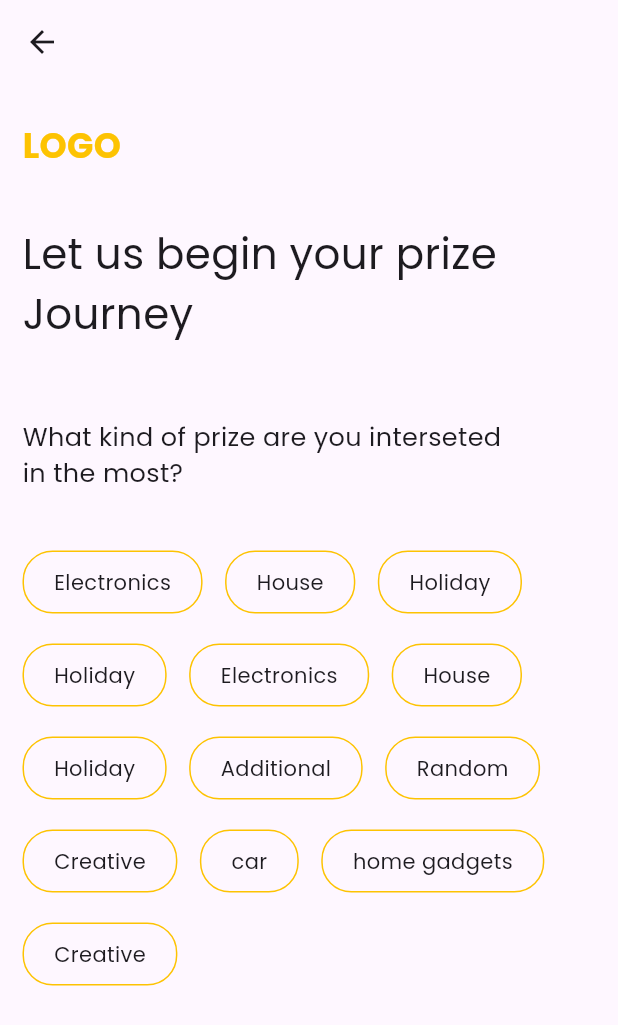
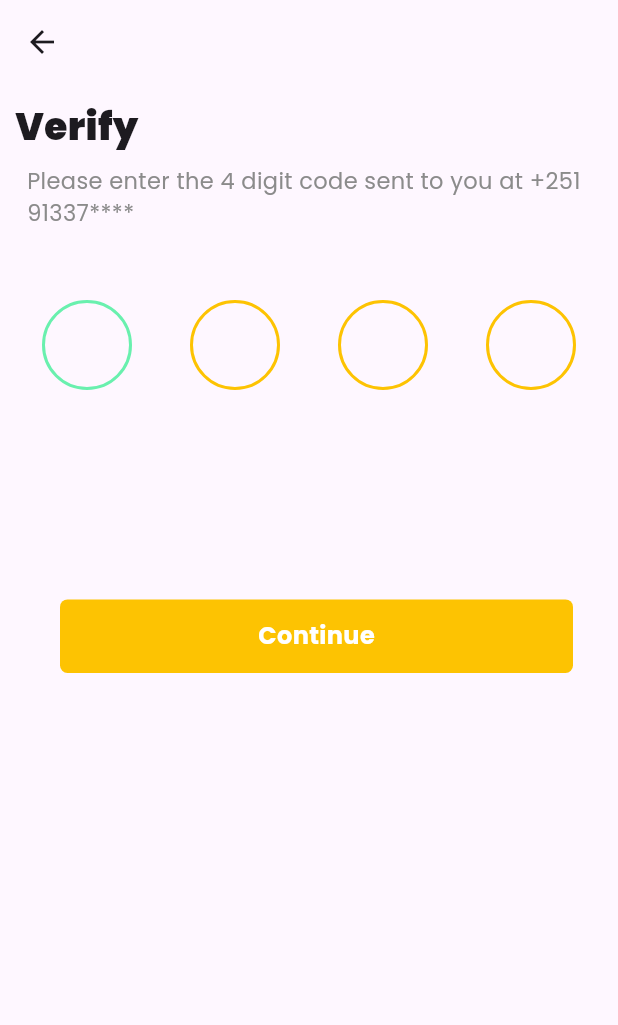
Before and after one commit to final-year-project2/mobile, a Flutter app: the SignUp screen opened by its route, after a tap on "Sign up", on a phone screen of 412 x 824 dp. Shown: the top 1025 px of the screen. Run offline on Flutter 3.47's test engine with Material 3 defaults, Android fonts, the phone set to English and light mode, and no system bars; drawn by our look-alikes of pin_code_fields; our stand-ins replace get, google_fonts, image_picker.

Commit message:
OTP page added

```diff
--- a/lib/binders/binders.dart
+++ b/lib/binders/binders.dart
@@ -1,3 +1,4 @@
+import 'package:frontend/controller/categories_controller.dart';
 import 'package:frontend/controller/login_controller.dart';
 import 'package:frontend/controller/product_image_controller.dart';
 import 'package:get/get.dart';
@@ -7,5 +8,6 @@ class Binders extends Bindings {
   void dependencies() {
     Get.put(LoginController());
     Get.put(ProductImageController());
+    Get.put(CategoryController());
   }
 }
--- a/lib/constants.dart
+++ b/lib/constants.dart
@@ -1,7 +1,8 @@
 import 'package:flutter/material.dart';
 
 const primaryColor = Color.fromRGBO(253, 195, 2, 1);
-// const primaryColor = Color.fromRGBO(9, 168, 25, 1);
+const thirdColor = Color.fromRGBO(9, 168, 25, 1);
+const colorForContrast = Color.fromRGBO(245, 232, 195, 1);
 
 const whiteColor = Color.fromRGBO(255, 255, 255, 1);
 const grayTextColor = Color.fromRGBO(114, 112, 112, 1);
--- /dev/null
+++ b/lib/controller/categories_controller.dart
@@ -0,0 +1,13 @@
+// import 'package:frontend/pages/authentication/categories.dart';
+import 'package:get/get.dart';
+
+class CategoryController extends GetxController {
+  RxList<String> selectedCategories = <String>[].obs;
+  void toggleCategories(String category) {
+    if (selectedCategories.contains(category)) {
+      selectedCategories.remove(category);
+    } else {
+      selectedCategories.add(category);
+    }
+  }
+}
--- a/lib/controller/login_controller.dart
+++ b/lib/controller/login_controller.dart
@@ -2,7 +2,7 @@ import 'package:get/get.dart';
 import 'package:get/get_rx/get_rx.dart';
 
 class LoginController extends GetxController {
-  RxBool isPasswordVissible = false.obs;
+  RxBool isPasswordVissible = true.obs;
   RxBool itIsNotPassword = false.obs;
   void TogglePasswordVissiblity() {
     print('toggle called');
--- a/lib/main.dart
+++ b/lib/main.dart
@@ -2,6 +2,7 @@ import 'package:flutter/material.dart';
 import 'package:frontend/binders/binders.dart';
 import 'package:frontend/pages/authentication/categories.dart';
 import 'package:frontend/pages/authentication/login.dart';
+import 'package:frontend/pages/authentication/otp.dart';
 import 'package:frontend/pages/authentication/signup.dart';
 import 'package:frontend/pages/landing_page.dart';
 import 'package:frontend/pages/seller/product_description.dart';
@@ -43,6 +44,7 @@ class MyApp extends StatelessWidget {
           page: () => ProductDetail(),
         ),
         GetPage(name: '/producimages', page: () => ProducImages()),
+        GetPage(name: '/otp', page: () => OTP()),
       ],
     );
   }
--- /dev/null
+++ b/lib/pages/authentication/otp.dart
@@ -0,0 +1,69 @@
+import 'package:flutter/cupertino.dart';
+import 'package:flutter/material.dart';
+import 'package:flutter/widgets.dart';
+import 'package:frontend/constants.dart';
+import 'package:frontend/widgets/buttons.dart';
+import 'package:frontend/widgets/layout.dart';
+import 'package:pin_code_fields/pin_code_fields.dart';
+
+class OTP extends StatelessWidget {
+  const OTP({super.key});
+
+  @override
+  Widget build(BuildContext context) {
+    final screenSize = MediaQuery.of(context).size;
+    final spacing = screenSize.height * 0.15;
+
+    return Scaffold(
+      resizeToAvoidBottomInset: false,
+      appBar: AppBar(),
+      body: SingleChildScrollView(
+        child: Padding(
+          padding: const EdgeInsets.all(10.0),
+          child: Column(
+            crossAxisAlignment: CrossAxisAlignment.start,
+            children: [
+              Text(
+                'Verify',
+                style: TextStyle(fontWeight: FontWeight.w900, fontSize: 25),
+              ),
+              Padding(
+                padding: const EdgeInsets.all(8.0),
+                child: Text(
+                  'Please enter the 4 digit code sent to you at +251 91337****',
+                  style: TextStyle(
+                    fontSize: 15,
+                    color: Color.fromRGBO(139, 139, 139, 1),
+                  ),
+                ),
+              ),
+              VerticalSpace(30),
+              Padding(
+                padding: const EdgeInsets.fromLTRB(18.0, 10, 18, 0),
+                child: PinCodeTextField(
+                  keyboardType: TextInputType.phone,
+                  autoFocus: true,
+                  appContext: context,
+                  length: 4,
+                  pinTheme: PinTheme(
+                    shape: PinCodeFieldShape.box,
+                    borderRadius: BorderRadius.all(Radius.circular(30)),
+                    fieldHeight: 60,
+                    fieldWidth: 60,
+                    activeColor: Colors.greenAccent,
+                    inactiveColor: primaryColor,
+                    selectedColor: Colors.greenAccent,
+                  ),
+                ),
+              ),
+              VerticalSpace(spacing),
+              Padding(
+                  padding: EdgeInsets.only(left: 30),
+                  child: DefaultButton('Continue'))
+            ],
+          ),
+        ),
+      ),
+    );
+  }
+}
--- a/lib/pages/authentication/signup.dart
+++ b/lib/pages/authentication/signup.dart
@@ -44,23 +44,64 @@ class SignUp extends StatelessWidget {
               VerticalSpace(20),
 
               CustomForm(
-                isPassword: false,
+                isPassword: true,
                 // labelText: 'Pssword',
+
                 hintText: 'confirm password ',
               ),
               VerticalSpace(20),
               CustomForm(
                 isPassword: false,
                 // labelText: 'Pssword',
-                hintText: 'Phone number ',
+                hintText: 'eg.913377471',
               ),
 
               VerticalSpace(50),
               GestureDetector(
                   onTap: () {
-                    Get.toNamed('/category');
+                    Get.toNamed('/otp');
                   },
                   child: DefaultButton('Sign up')),
+              VerticalSpace(20),
+
+              // Row(
+              //   children: [
+              //     Padding(
+              //       padding: const EdgeInsets.symmetric(horizontal: 45.0),
+              //       child: HorizontalLine(height: 1, width: 120),
+              //     ),
+              //     Padding(
+              //       padding: const EdgeInsets.only(right: 10.0),
+              //       child: Text('or'),
+              //     ),
+              //     Padding(
+              //       padding: const EdgeInsets.symmetric(horizontal: 20.0),
+              //       child: HorizontalLine(height: 1, width: 120),
+              //     ),
+              //   ],
+              // ),
+              VerticalSpace(20),
+              Container(
+                height: 49,
+                width: 342,
+                decoration: BoxDecoration(
+                    border: Border.all(color: primaryColor),
+                    borderRadius: BorderRadius.circular(5)),
+                child: Row(
+                  children: [
+                    Image.asset(width: 50, height: 50, 'assets/googlelogo.jpg'),
+                    HorizontalSpace(50),
+                    Center(
+                        child: Text(
+                      'Continue with Google',
+                      style: TextStyle(
+                          // color: primaryColor,
+                          // fontWeight: FontWeight.bold,
+                          fontSize: 15),
+                    )),
+                  ],
+                ),
+              ),
               Padding(
                 padding: EdgeInsets.all(38.0),
                 child: Center(
--- a/lib/pages/seller/product_image.dart
+++ b/lib/pages/seller/product_image.dart
@@ -87,7 +87,9 @@ class ProducImages extends StatelessWidget {
                                 ),
                                 VerticalSpace(10),
                                 IconButton(
-                                  onPressed: () {},
+                                  onPressed: () {
+                                    controller.pickImage(0);
+                                  },
                                   icon: Icon(controller.images.length > 0
                                       ? null
                                       : Icons.add),
--- a/pubspec.yaml
+++ b/pubspec.yaml
@@ -38,6 +38,7 @@ dependencies:
   get: ^4.6.6
   google_fonts: ^6.2.1
   image_picker: ^1.0.7
+  pin_code_fields: ^8.0.1
 
 dev_dependencies:
   flutter_test:
```
Also changed, not shown: lib/pages/authentication/categories.dart (+22 -5 lines), lib/pages/authentication/login.dart (+13 -2 lines), lib/pages/seller/product_description.dart (+7 -0 lines), lib/pages/seller/product_detail.dart (+11 -0 lines), lib/widgets/custom_form.dart (+13 -6 lines), pubspec.lock.
